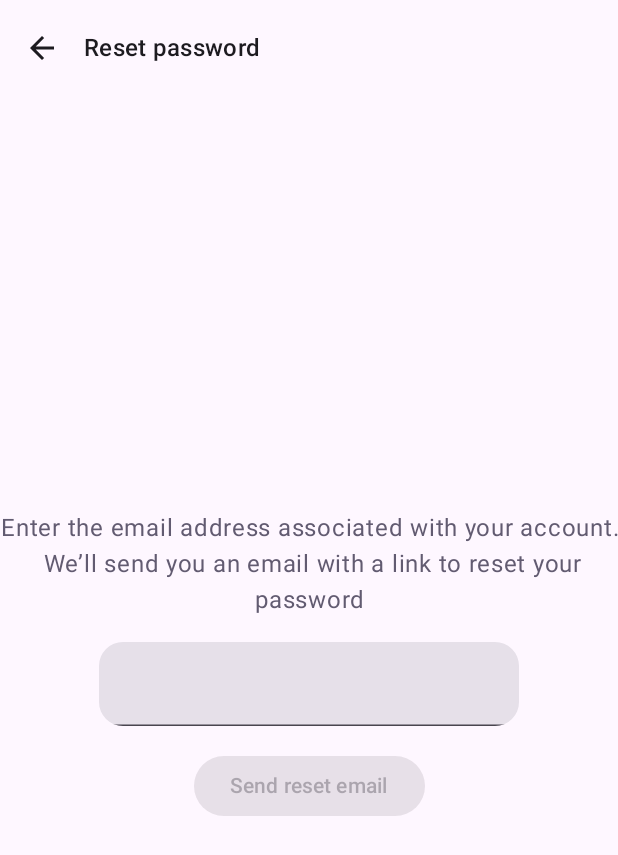
After one commit to filipjosipbionda/LoLytics, an Android app built with Jetpack Compose: the ResetPasswordScreen screen opened through its navigation route, on a phone screen of 412 x 824 dp. The commit adds this screen. Shown: the top 855 px of the screen. Run offline under Robolectric (Android 15) with nearby library versions, the phone set to English and light mode, and no system bars; our stand-ins replace Firebase (no records; nobody signed in at launch, a user with empty details on screens opened directly).

Commit message:
Implement reset password functionality in the UI and data layer

```diff
--- a/app/src/main/java/com/rma/lolytics/data/repository/AuthRepository.kt
+++ b/app/src/main/java/com/rma/lolytics/data/repository/AuthRepository.kt
@@ -7,4 +7,6 @@ interface AuthRepository {
         ): Result<Unit>
 
     fun checkIfUserIsLogged(): Boolean
+
+   suspend fun sendPasswordResetEmail(email: String): Result<Unit>
 }
--- a/app/src/main/java/com/rma/lolytics/ui/auth/AuthNavHost.kt
+++ b/app/src/main/java/com/rma/lolytics/ui/auth/AuthNavHost.kt
@@ -10,6 +10,7 @@ import androidx.navigation.NavHostController
 import androidx.navigation.compose.composable
 import androidx.navigation.navigation
 import com.rma.lolytics.ui.auth.login.LoginScreen
+import com.rma.lolytics.ui.auth.password.ResetPasswordScreen
 import com.rma.lolytics.ui.navigation.CoreGraph
 import com.rma.lolytics.ui.navigation.LoginGraph
 
@@ -42,14 +43,11 @@ fun NavGraphBuilder.authGraph(navController: NavHostController) {
             }
         }
         composable(LoginGraph.ForgotPassword.route) {
-            Box(
-                modifier = Modifier.fillMaxSize(),
-                contentAlignment = Alignment.Center
-            ) {
-                Text(
-                    "Reset password screen"
-                )
-            }
+            ResetPasswordScreen(
+                navigateBack = {
+                    navController.popBackStack()
+                }
+            )
         }
     }
 }
--- /dev/null
+++ b/app/src/main/java/com/rma/lolytics/ui/auth/password/ResetPasswordScreen.kt
@@ -0,0 +1,166 @@
+package com.rma.lolytics.ui.auth.password
+
+import android.widget.Toast
+import androidx.compose.foundation.layout.Arrangement
+import androidx.compose.foundation.layout.Column
+import androidx.compose.foundation.layout.fillMaxSize
+import androidx.compose.foundation.layout.padding
+import androidx.compose.foundation.shape.RoundedCornerShape
+import androidx.compose.material.icons.Icons
+import androidx.compose.material.icons.automirrored.filled.ArrowBack
+import androidx.compose.material3.Button
+import androidx.compose.material3.ExperimentalMaterial3Api
+import androidx.compose.material3.Icon
+import androidx.compose.material3.IconButton
+import androidx.compose.material3.MaterialTheme
+import androidx.compose.material3.Scaffold
+import androidx.compose.material3.Text
+import androidx.compose.material3.TextField
+import androidx.compose.material3.TopAppBar
+import androidx.compose.runtime.Composable
+import androidx.compose.runtime.collectAsState
+import androidx.compose.runtime.getValue
+import androidx.compose.runtime.mutableStateOf
+import androidx.compose.runtime.saveable.rememberSaveable
+import androidx.compose.runtime.setValue
+import androidx.compose.ui.Alignment
+import androidx.compose.ui.Modifier
+import androidx.compose.ui.draw.clip
+import androidx.compose.ui.platform.LocalContext
+import androidx.compose.ui.res.stringResource
+import androidx.compose.ui.text.style.TextAlign
+import androidx.compose.ui.tooling.preview.Preview
+import androidx.compose.ui.unit.dp
+import com.rma.lolytics.R
+import com.rma.lolytics.ui.auth.login.LoginUiState
+import com.rma.lolytics.ui.shared.LoLyticsErrorDialog
+import org.koin.androidx.compose.koinViewModel
+
+@OptIn(ExperimentalMaterial3Api::class)
+@Composable
+internal fun ResetPasswordScreen(
+    navigateBack: () -> Unit,
+    modifier: Modifier = Modifier
+) {
+    val resetPasswordViewModel = koinViewModel<ResetPasswordViewModel>()
+    val resetPasswordScreenState = resetPasswordViewModel.passwordResetUiState.collectAsState()
+
+    Scaffold(
+        topBar = {
+            TopAppBar(
+                title = {
+                    Text(
+                        text = "Reset password",
+                        style = MaterialTheme.typography.titleMedium,
+                    )
+                },
+                navigationIcon = {
+                    IconButton(
+                        onClick = navigateBack
+                    ) {
+                        Icon(
+                            imageVector = Icons.AutoMirrored.Default.ArrowBack,
+                            contentDescription = null
+                        )
+                    }
+                }
+            )
+        }
+    ) { paddingValues ->
+        ResetPasswordScreenContent(
+            onSendResetPasswordEmail = { email ->
+                resetPasswordViewModel.sendPasswordResetEmail(email)
+            },
+            screenState = resetPasswordScreenState.value,
+            onErrorDialogConfirmClick = {
+                resetPasswordViewModel.setIdleState()
+            },
+            modifier = modifier
+                .fillMaxSize()
+                .padding(paddingValues)
+        )
+    }
+}
+
+@Composable
+private fun ResetPasswordScreenContent(
+    onSendResetPasswordEmail: (String) -> Unit,
+    onErrorDialogConfirmClick: () -> Unit,
+    screenState: LoginUiState<*>,
+    modifier: Modifier = Modifier
+) {
+    var showErrorDialog = screenState is LoginUiState.Error
+    var text by rememberSaveable {
+        mutableStateOf("")
+    }
+    val showSuccessToast = screenState is LoginUiState.Success
+
+    if (
+        showErrorDialog
+    ) {
+        LoLyticsErrorDialog(
+            onConfirmClick = {
+                showErrorDialog = false
+                onErrorDialogConfirmClick()
+            },
+            onDismissRequest = {
+                showErrorDialog = false
+            },
+            text = "${(screenState as LoginUiState.Error).message}"
+        )
+    }
+
+    if (showSuccessToast) {
+        Toast.makeText(
+            LocalContext.current,
+            stringResource(R.string.email_successfully_sent_text),
+            Toast.LENGTH_LONG,
+        ).show()
+    }
+
+    Column(
+        modifier,
+        horizontalAlignment = Alignment.CenterHorizontally,
+        verticalArrangement = Arrangement.Center,
+    ) {
+        Text(
+            text = stringResource(R.string.reset_password_text),
+            style = MaterialTheme.typography.bodyLarge.copy(
+                color = MaterialTheme.colorScheme.secondary
+            ),
+            textAlign = TextAlign.Center
+        )
+
+        TextField(
+            modifier = Modifier
+                .padding(top = 16.dp)
+                .clip(RoundedCornerShape(16.dp)),
+            value = text,
+            onValueChange = {
+                text = it
+            },
+            singleLine = true
+        )
+
+        Button(
+            onClick = {
+                onSendResetPasswordEmail(text)
+            },
+            enabled = text.isNotEmpty(),
+            modifier = Modifier.padding(top = 16.dp)
+        ) {
+            Text(stringResource(R.string.send_reset_email_button_text))
+        }
+    }
+}
+
+@Preview
+@Composable
+private fun ResetPasswordPreview() {
+    ResetPasswordScreenContent(
+        modifier = Modifier.fillMaxSize(),
+        onSendResetPasswordEmail = {},
+        screenState = LoginUiState.Idle,
+        onErrorDialogConfirmClick = {}
+    )
+}
--- a/app/src/main/res/values/strings.xml
+++ b/app/src/main/res/values/strings.xml
@@ -7,4 +7,8 @@
     <string name="login_or">OR</string>
     <string name="login_password_reset_text">Forgot password?</string>
     <string name="login_enter_data_text">Please enter your email and password</string>
+    <string name="error_dialog_confirm_button_text">OK</string>
+    <string name="reset_password_text">Enter the email address associated with your account.\n We’ll send you an email with a link to reset your password</string>
+    <string name="send_reset_email_button_text">Send reset email</string>
+    <string name="email_successfully_sent_text">Email successfully sent!</string>
 </resources>
```
Also changed, not shown: app/src/main/java/com/rma/lolytics/data/repository/AuthRepositoryImpl.kt (+14 -0 lines), app/src/main/java/com/rma/lolytics/ui/auth/login/LoginScreen.kt (+8 -28 lines), app/src/main/java/com/rma/lolytics/ui/auth/password/ForgotPasswordScreen.kt (deleted, +0 -9 lines), app/src/main/java/com/rma/lolytics/ui/auth/password/ResetPasswordViewModel.kt (added, +32 -0 lines), app/src/main/java/com/rma/lolytics/ui/di/UIModule.kt (+7 -0 lines), app/src/main/java/com/rma/lolytics/ui/shared/LoLyticsErrorDialog.kt (added, +48 -0 lines).
